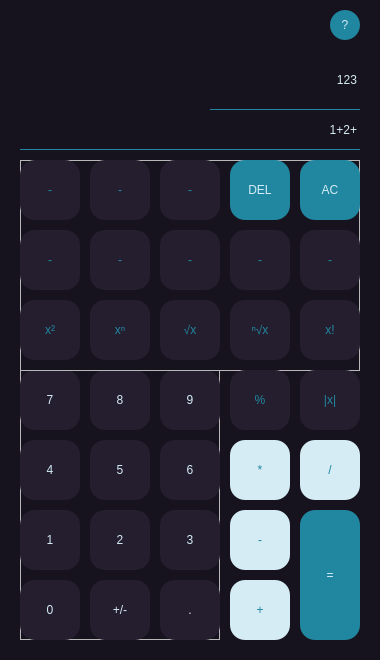
The window that src/mainwindow.ui (Devvoter/calculator) describes before a commit, drawn with Qt 5.
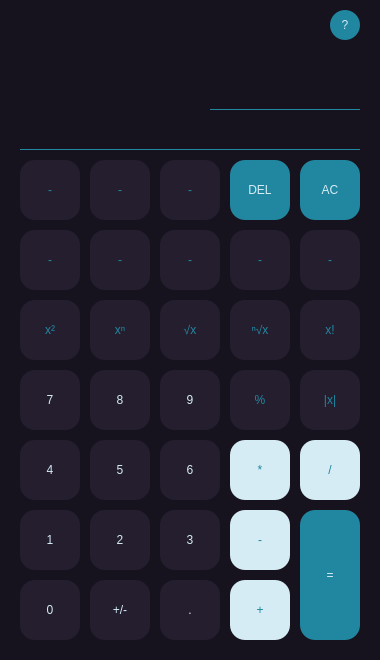
The same window after the commit. Icons and pictures are not drawn.

Commit message: functional buttons in GUI

Diff of the .ui file:
```diff
--- a/src/mainwindow.ui
+++ b/src/mainwindow.ui
@@ -40,6 +40,9 @@
 	border-radius: 15px;
 	font: 700 18pt &quot;Segoe UI&quot;;
 }
+QFrame{
+	border: none;
+}
 /*******************************************************************/
 QPushButton#bt_divide, QPushButton#bt_multiply, QPushButton#bt_plus, QPushButton#bt_minus{
 	background-color: rgb(213, 236, 245);
@@ -542,7 +545,7 @@
      </rect>
     </property>
     <property name="text">
-     <string>1+2+</string>
+     <string/>
     </property>
     <property name="alignment">
      <set>Qt::AlignRight|Qt::AlignTrailing|Qt::AlignVCenter</set>
@@ -558,7 +561,7 @@
      </rect>
     </property>
     <property name="text">
-     <string>123</string>
+     <string/>
     </property>
     <property name="alignment">
      <set>Qt::AlignRight|Qt::AlignTrailing|Qt::AlignVCenter</set>
```
The commit also changes 2 other files.
